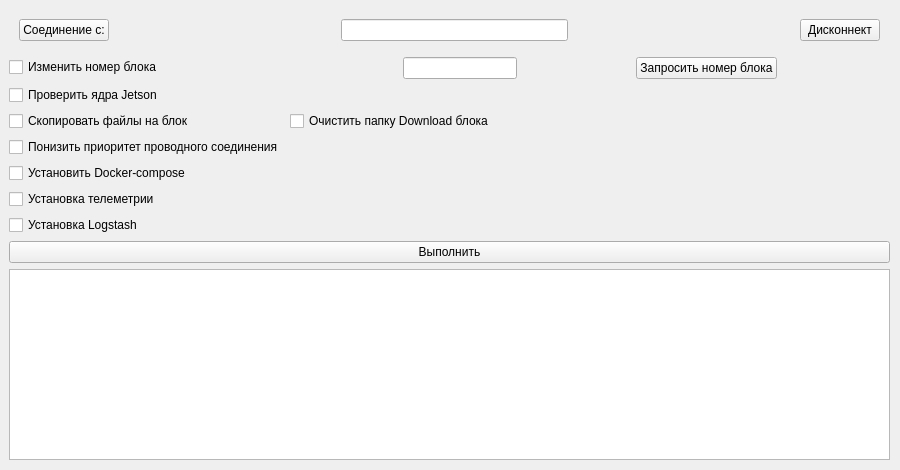
First picture: the form in UI/gui_main.ui, repository ilosex/BUSetup, before the edit.
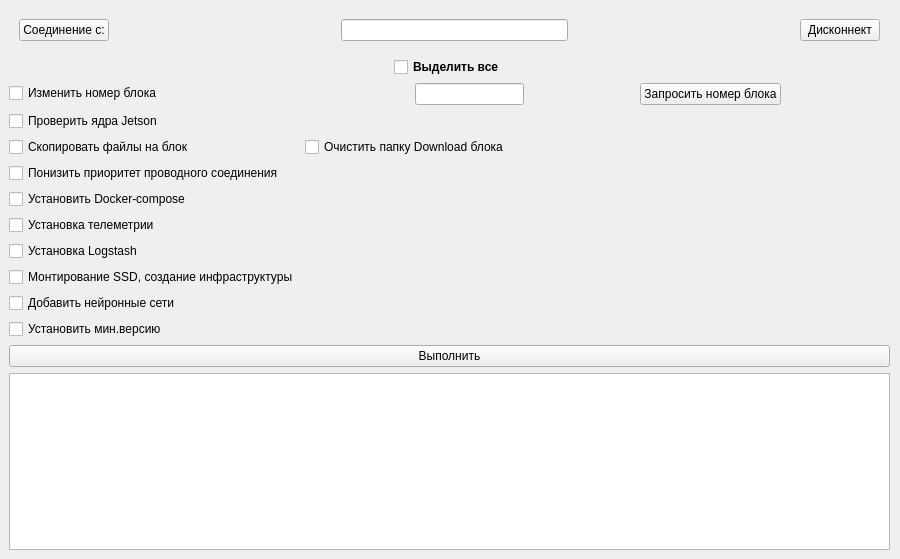
Second picture: the form after the edit.

Diff of the .ui file:
```diff
--- a/UI/gui_main.ui
+++ b/UI/gui_main.ui
@@ -7,7 +7,7 @@
                 <x>0</x>
                 <y>0</y>
                 <width>900</width>
-                <height>470</height>
+    <height>559</height>
             </rect>
         </property>
         <property name="sizePolicy">
@@ -71,7 +71,7 @@
                         <x>9</x>
                         <y>9</y>
                         <width>881</width>
-                        <height>451</height>
+      <height>541</height>
                     </rect>
                 </property>
                 <layout class="QFormLayout" name="formLayout">
@@ -156,14 +156,14 @@
                             </item>
                         </layout>
                     </item>
-                    <item row="1" column="0">
+     <item row="2" column="0">
                         <widget class="QCheckBox" name="checkBox_2">
                             <property name="text">
                                 <string>Изменить номер блока</string>
                             </property>
                         </widget>
                     </item>
-                    <item row="1" column="1">
+     <item row="2" column="1">
                         <layout class="QHBoxLayout" name="horizontalLayout">
                             <item>
                                 <spacer name="horizontalSpacer_4">
@@ -220,42 +220,77 @@
                             </item>
                         </layout>
                     </item>
-                    <item row="2" column="0">
+     <item row="3" column="0">
                         <widget class="QCheckBox" name="checkBox_4">
                             <property name="text">
                                 <string>Проверить ядра Jetson</string>
                             </property>
                         </widget>
                     </item>
-                    <item row="3" column="0">
+     <item row="4" column="0">
                         <widget class="QCheckBox" name="checkBox_3">
                             <property name="text">
                                 <string>Скопировать файлы на блок</string>
                             </property>
                         </widget>
                     </item>
-                    <item row="4" column="0">
+     <item row="4" column="1">
+      <widget class="QCheckBox" name="checkBox_7">
+       <property name="text">
+        <string>Очистить папку Download блока</string>
+       </property>
+      </widget>
+     </item>
+     <item row="5" column="0">
                         <widget class="QCheckBox" name="checkBox">
                             <property name="text">
                                 <string>Понизить приоритет проводного соединения</string>
                             </property>
                         </widget>
                     </item>
-                    <item row="5" column="0">
+     <item row="6" column="0">
                         <widget class="QCheckBox" name="checkBox_5">
                             <property name="text">
                                 <string>Установить Docker-compose</string>
                             </property>
                         </widget>
                     </item>
-                    <item row="6" column="0">
+     <item row="7" column="0">
                         <widget class="QCheckBox" name="checkBox_6">
                             <property name="text">
                                 <string>Установка телеметрии</string>
                             </property>
                         </widget>
                     </item>
-                    <item row="8" column="0" colspan="2">
+     <item row="8" column="0">
+      <widget class="QCheckBox" name="checkBox_8">
+       <property name="text">
+        <string>Установка Logstash</string>
+       </property>
+      </widget>
+     </item>
+     <item row="9" column="0">
+      <widget class="QCheckBox" name="checkBox_9">
+       <property name="text">
+        <string>Монтирование SSD, создание инфраструктуры</string>
+       </property>
+      </widget>
+     </item>
+     <item row="10" column="0">
+      <widget class="QCheckBox" name="checkBox_10">
+       <property name="text">
+        <string>Добавить нейронные сети</string>
+       </property>
+      </widget>
+     </item>
+     <item row="11" column="0">
+      <widget class="QCheckBox" name="checkBox_13">
+       <property name="text">
+        <string>Установить мин.версию</string>
+       </property>
+      </widget>
+     </item>
+     <item row="12" column="0" colspan="2">
                         <layout class="QVBoxLayout" name="verticalLayout">
                             <property name="spacing">
                                 <number>10</number>
@@ -278,22 +313,58 @@
                             </item>
                         </layout>
                     </item>
-                    <item row="3" column="1">
-                        <widget class="QCheckBox" name="checkBox_7">
-                            <property name="text">
-                                <string>Очистить папку Download блока</string>
-                            </property>
-                        </widget>
-                    </item>
-                    <item row="10" column="0" colspan="2">
+     <item row="14" column="0" colspan="2">
                         <widget class="QTextEdit" name="textEdit"/>
                     </item>
-                    <item row="7" column="0">
-                        <widget class="QCheckBox" name="checkBox_8">
+     <item row="1" column="0" colspan="2">
+      <layout class="QHBoxLayout" name="horizontalLayout_9">
+       <item>
+        <spacer name="horizontalSpacer">
+         <property name="orientation">
+          <enum>Qt::Horizontal</enum>
+         </property>
+         <property name="sizeHint" stdset="0">
+          <size>
+           <width>40</width>
+           <height>20</height>
+          </size>
+         </property>
+        </spacer>
+       </item>
+       <item>
+        <widget class="QCheckBox" name="checkBox_14">
+         <property name="sizePolicy">
+          <sizepolicy hsizetype="Preferred" vsizetype="Fixed">
+           <horstretch>0</horstretch>
+           <verstretch>0</verstretch>
+          </sizepolicy>
+         </property>
+         <property name="font">
+          <font>
+           <pointsize>9</pointsize>
+           <weight>75</weight>
+           <bold>true</bold>
+          </font>
+         </property>
                             <property name="text">
-                                <string>Установка Logstash</string>
-                            </property>
-                        </widget>
+          <string>Выделить все</string>
+         </property>
+        </widget>
+       </item>
+       <item>
+        <spacer name="horizontalSpacer_19">
+         <property name="orientation">
+          <enum>Qt::Horizontal</enum>
+         </property>
+         <property name="sizeHint" stdset="0">
+          <size>
+           <width>40</width>
+           <height>20</height>
+          </size>
+         </property>
+        </spacer>
+       </item>
+      </layout>
                     </item>
                 </layout>
             </widget>
```
Left out of the diff: 2 changed lines with no effect on the pictures. Lines whose indentation alone changed are shown as unchanged.
